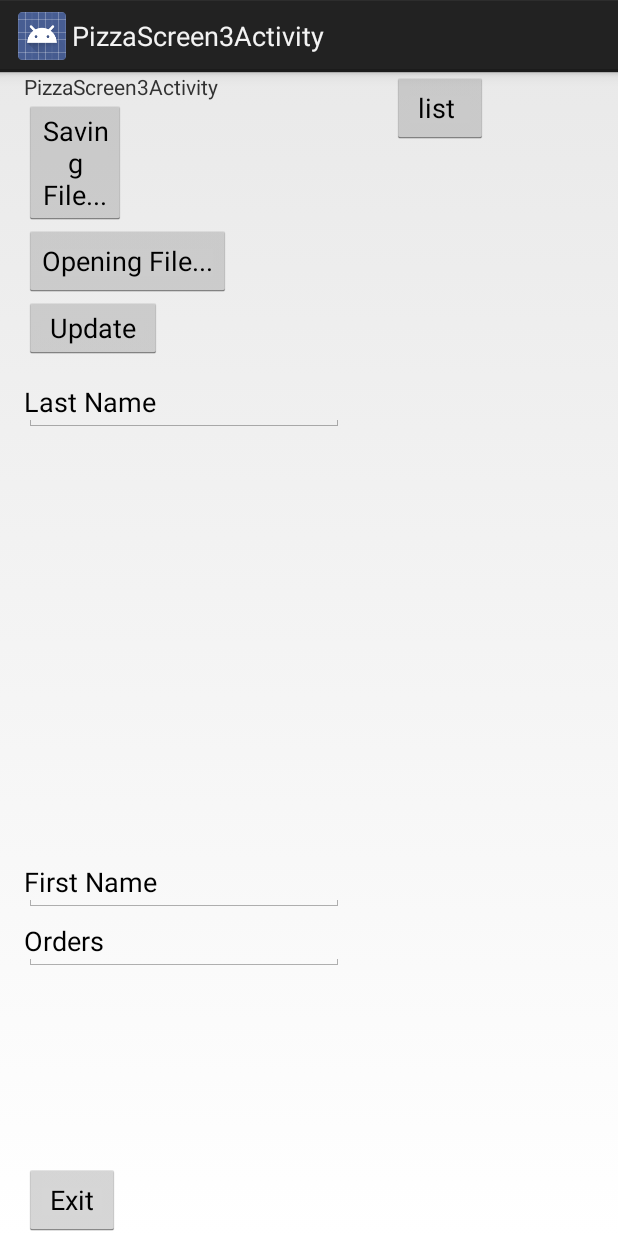
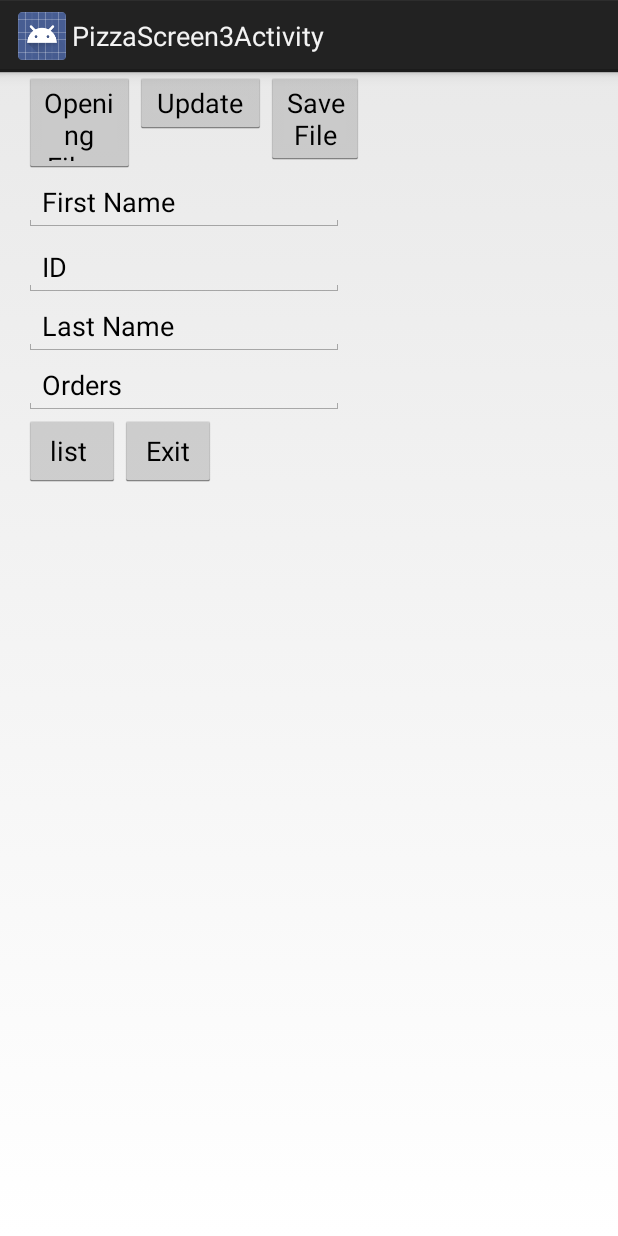
Before and after one commit to UWI-Bois/Android-WLM-COMP3606, an Android app: the PizzaScreen3Activity screen opened directly, with no data from a screen before it, after a tap on "Save File", on a phone screen of 412 x 824 dp. Run offline under Robolectric (Android 15) with nearby library versions, the phone set to English and light mode, and no system bars; 3 other taps on this screen came first.

Commit message:
mostly working, must save file then open file to make list work. work on update. try to find the file in internal storage and delete it.

```diff
--- a/practicals/androidPractical4/FIlesWithObjects/app/src/main/AndroidManifest.xml
+++ b/practicals/androidPractical4/FIlesWithObjects/app/src/main/AndroidManifest.xml
@@ -7,7 +7,6 @@
         android:icon="@mipmap/ic_launcher"
         android:label="@string/app_name"
         android:theme="@style/AppTheme">
-        <activity android:name=".ListActivity"></activity>
         <activity
             android:name=".MainActivity"
             android:label="@string/app_name">
--- a/practicals/androidPractical4/FIlesWithObjects/app/src/main/java/com/example/fileswithobjects/MainActivity.java
+++ b/practicals/androidPractical4/FIlesWithObjects/app/src/main/java/com/example/fileswithobjects/MainActivity.java
@@ -57,10 +57,6 @@ public class MainActivity extends Activity {
                 myButton.setText("Clicked!");
                 doCalculations();
                 Log.d("MyApp","I am here");
-            }
-            else if (v == btnLV){
-                Intent i = new Intent(getApplicationContext(), ListActivity.class);
-                startActivity(i);
             }
             else if(v == myButton2)
             {   //Do an Intent to activate Screen 3
--- a/practicals/androidPractical4/FIlesWithObjects/app/src/main/java/com/example/fileswithobjects/Person.java
+++ b/practicals/androidPractical4/FIlesWithObjects/app/src/main/java/com/example/fileswithobjects/Person.java
@@ -26,6 +26,7 @@ public class Person extends Application implements Serializable {
 
     }
 
+
     public String getFirstName () {
         return firstName;
     }
--- a/practicals/androidPractical4/FIlesWithObjects/app/src/main/java/com/example/fileswithobjects/PizzaScreen3Activity.java
+++ b/practicals/androidPractical4/FIlesWithObjects/app/src/main/java/com/example/fileswithobjects/PizzaScreen3Activity.java
@@ -8,10 +8,17 @@ import android.util.Log;
 import android.view.Menu;
 import android.view.MenuItem;
 import android.view.View;
+import android.widget.AdapterView;
+import android.widget.ArrayAdapter;
 import android.widget.Button;
 import android.widget.EditText;
+import android.widget.ListAdapter;
+import android.widget.ListView;
+import android.widget.Toast;
+
 import java.io.FileInputStream;
 import java.io.FileOutputStream;
+import java.io.IOException;
 import java.io.ObjectInputStream;
 import java.io.ObjectOutputStream;
 import java.util.ArrayList;
@@ -19,20 +26,34 @@ import java.util.ArrayList;
 
 public class PizzaScreen3Activity extends Activity {
     private ArrayList<Person> persons;
-    private static final int SIZE = 5;
+    private ArrayList<Person> personsData;
+    private int SIZE;
     private static final String FILENAME = "customer_file2";
     private Button buttonOpen, buttonSave, buttonUpdate, btnLV;
     private EditText fname, lname, newOrders;
+    private ListView lv;
     @Override
     protected void onCreate(Bundle savedInstanceState) {
         super.onCreate(savedInstanceState);
         setContentView(R.layout.activity_pizza_screen3);
 
-        persons = new ArrayList<>();
+        persons = new ArrayList<>(); // data to write to the file
+        personsData = new ArrayList<>(); // data taken from the file
+        lv = findViewById(R.id.list);
+        lv.setOnItemClickListener(new AdapterView.OnItemClickListener() {
+            @Override
+            public void onItemClick(AdapterView<?> parent, View view, int position, long id) {
+                String s = lv.getItemAtPosition(position).toString();
+                Toast.makeText(getApplicationContext(), s, Toast.LENGTH_SHORT).show();
+            }
+        });
 
         buttonOpen = (Button) findViewById(R.id.buttonOpen);
+        buttonOpen.setOnClickListener(new Button_Clicker());
         buttonSave = (Button) findViewById(R.id.buttonSave);
+        buttonSave.setOnClickListener(new Button_Clicker());
         buttonUpdate= (Button) findViewById(R.id.buttonUpdate);
+        buttonUpdate.setOnClickListener(new Button_Clicker());
         fname = (EditText) findViewById(R.id.editTextFname);
         lname = (EditText) findViewById(R.id.editTextLastname);
         newOrders = (EditText) findViewById(R.id.editTextOrders);
@@ -64,32 +85,29 @@ public class PizzaScreen3Activity extends Activity {
         return super.onOptionsItemSelected(item);
     }
 
-    public void exitApp (View v) {
+    public void exitApp () {
         finish();
     }
-    public void saveFile (View view) {
-        //Do an Intent to activate Screen 3
-        int size = 4; //4 customers
+    public void saveFile () {
         buttonSave.setText("Saving File...");
-        String string = "test";
 
         persons.add(new Person("Bill", "Smith", 20) );
         persons.add(new Person("Fred", "Bloggs", 30) );
         persons.add(new Person("Joe", "Phillips", 40) );
         persons.add(new Person("Ria", "Maharaj", 50) );
-        persons.add(null);
+        persons.add(null); // to determine eof
 
         Log.d("MyApp", "Data loaded in array. Printing from array....");
         printFromArray(persons);
         Log.d("MyApp", "Attempting to write to file....");
         //Person per = new Person(fName, lName, ord); //create Person object
         try {
-            FileOutputStream fout;
+            FileOutputStream fout; // write bytes to a file (from obj in this case)
             fout = openFileOutput(FILENAME, Context.MODE_PRIVATE);
-            ObjectOutputStream oos = new ObjectOutputStream(fout);
+            ObjectOutputStream oos = new ObjectOutputStream(fout); // object stream to write an object to the file in bytes
             for (Person p :
                     persons) {
-                oos.writeObject(p);
+                oos.writeObject(p); // write to file
             }
             oos.close();
             System.out.println("Finished writing person objects to file " + FILENAME);
@@ -100,43 +118,45 @@ public class PizzaScreen3Activity extends Activity {
 
 
         Log.d("MyApp", "File write successful.");
+        Toast.makeText(this, "Saved File! el: " + persons.size(), Toast.LENGTH_SHORT).show();
+        buttonSave.setText("Save File");
     }
 
     public void printFromArray (ArrayList<Person> p) {
+        // print an arraylist of persons
         for (Person i :
                 p) {
             if(i != null)
                 System.out.println("\n" + i.toString());
+            else System.out.println("null, eof?");
         }
     }
 
-    public void openFile (View view) {
-        //Do an Intent to activate Screen 3
-        buttonOpen.setText("Opening File...");
-        FileInputStream inputStream;
-        ArrayList<Person> p = new ArrayList<>();
-        try {
-            inputStream = openFileInput(FILENAME);
-             //
-            Log.d("MyApp", "Opened the file.");
-            ObjectInputStream ois = new ObjectInputStream(inputStream);
-            Person temp = (Person) ois.readObject();
+    public void openFile () {
+        // grab the data from the file and store it in personsData
+        FileInputStream inputStream; // for reading streams of byte data
+        try{
+            inputStream = openFileInput(FILENAME); // open file to read from
+            Log.d("MyApp", "getting persons from file for list!!");
+            ObjectInputStream ois = new ObjectInputStream(inputStream); // for reading objects from the file
+            Person temp; // temp person obj for reading file
+            temp = (Person)ois.readObject();
             while(temp != null){
-                p.add(temp);
-                temp = (Person) ois.readObject();
+                personsData.add(temp);
+                temp = (Person)ois.readObject();
             }
-             ois.close();
-             }catch(Exception ex){
-                  ex.printStackTrace();
-             }
-        Log.d("MyApp", "Loaded the array from the file.");
-        Log.d("MyApp", "Printing the array contents.");
-        printFromArray (p);
-
-       // return peopleList;
+            ois.close();
+        } catch (IOException | ClassNotFoundException e) {
+            e.printStackTrace();
+        }
+        // we should now have personsData without null at the end
+        Log.d("MyApp" ,"got persons[]");
+        for(Person p: personsData){
+            Log.d("MyApp", p.toString());
+        }
     }
 
-    public void updateFile (View view) {
+    public void updateFile () {
         Log.d("MyApp", "Attempting to update to file....");
         buttonOpen.setText("Opening File...");
         String string;
@@ -196,10 +216,44 @@ public class PizzaScreen3Activity extends Activity {
         @Override
         public void onClick(View v) {
             if (v == btnLV){
-                Intent i = new Intent(getApplicationContext(), ListActivity.class);
-                startActivity(i);
+//                Intent i = new Intent(getApplicationContext(), ListActivity.class);
+//                startActivity(i);
+                initList();
             }
+            if(v == buttonOpen) openFile();
+            if(v == buttonSave) saveFile();
+            if(v == buttonUpdate) updateFile();
         }
+
+    }
+
+    private void initList() {
+        System.out.println("initing List");
+        SIZE = personsData.size(); // account for the end of list
+        if(SIZE <= 0){
+            Toast.makeText(this, "Array Empty! try opening file!", Toast.LENGTH_SHORT).show();
+            return;
+        }
+        int i = 0;
+        String[] s = new String[SIZE];
+        for (Person p :
+                persons) {
+            if(p != null){
+                try {
+                    s[i] = p.toString();
+                    System.out.println(s[i]);
+                    i++;
+                }
+                catch (Exception e){
+                    e.printStackTrace();
+                }
+            }
+            else break;
+
+        }
+
+        ListAdapter adapter = new ArrayAdapter<String>(this, android.R.layout.simple_list_item_1, s);
+        lv.setAdapter(adapter);
 
     }
 
--- a/practicals/androidPractical4/FIlesWithObjects/app/src/main/res/layout/activity_pizza_screen3.xml
+++ b/practicals/androidPractical4/FIlesWithObjects/app/src/main/res/layout/activity_pizza_screen3.xml
@@ -1,4 +1,5 @@
-<RelativeLayout xmlns:android="http://schemas.android.com/apk/res/android"
+<LinearLayout
+    xmlns:android="http://schemas.android.com/apk/res/android"
     xmlns:tools="http://schemas.android.com/tools"
     android:layout_width="match_parent"
     android:layout_height="match_parent"
@@ -6,143 +7,99 @@
     android:paddingLeft="16dp"
     android:paddingRight="16dp"
     android:orientation="vertical">
-
-
-    <TextView
-        android:id="@+id/textView"
-        android:layout_width="wrap_content"
-        android:layout_height="wrap_content"
-        android:text="@string/title_activity_pizza_screen3"
-        app:layout_constraintLeft_toLeftOf="parent"
-        app:layout_constraintRight_toRightOf="parent"
-        app:layout_constraintTop_toTopOf="parent" />
     android:layout_margin="16dp"
 
 
+    <LinearLayout
+        android:layout_width="wrap_content"
+        android:layout_height="67dp"
+        android:orientation="horizontal">
+
         <Button
             android:id="@+id/buttonOpen"
-        android:layout_width="wrap_content"
+            android:layout_width="74dp"
             android:layout_height="wrap_content"
-        android:layout_above="@+id/buttonUpdate"
-        android:layout_gravity="top"
-        android:layout_marginBottom="-150dp"
-        android:onClick="openFile"
-        android:text="@string/file_open"
-        app:layout_constraintEnd_toStartOf="@+id/textView2"
-        app:layout_constraintHorizontal_bias="0.803"
-        app:layout_constraintStart_toStartOf="parent"
-        app:layout_constraintTop_toBottomOf="@+id/buttonUpdate" />
-
-    <TextView
-        android:id="@+id/textView3"
-        android:layout_width="99dp"
-        android:layout_height="wrap_content"
-        android:layout_alignParentBottom="true"
-        android:layout_marginBottom="224dp"
-        android:text="@string/first_name"
-        android:textAppearance="@android:style/TextAppearance.Medium"
-        app:layout_constraintStart_toStartOf="@+id/textView2"
-        app:layout_constraintTop_toBottomOf="@+id/buttonOpen" />
-
-    <Button
-        android:id="@+id/calc_button"
-        android:layout_width="wrap_content"
-        android:layout_height="wrap_content"
-        android:layout_alignParentBottom="true"
-         android:onClick="exitApp"
-        android:text="Exit"
-        app:layout_constraintBottom_toBottomOf="parent"
-        app:layout_constraintLeft_toLeftOf="parent"
-        app:layout_constraintRight_toRightOf="parent" />
-
-
-    <TextView
-        android:id="@+id/textView2"
-        android:layout_width="wrap_content"
-        android:layout_height="wrap_content"
-        android:layout_alignParentTop="true"
-        android:layout_marginTop="207dp"
-        android:text="@string/last_name"
-        android:textAppearance="@android:style/TextAppearance.Medium"
-        app:layout_constraintBottom_toBottomOf="@+id/buttonOpen"
-        app:layout_constraintEnd_toEndOf="parent" />
-
+            android:text="@string/file_open" />
 
         <Button
             android:id="@+id/buttonUpdate"
-        android:layout_width="92dp"
+            android:layout_width="87dp"
             android:layout_height="41dp"
-        android:layout_alignParentTop="true"
-        android:layout_gravity="right|center"
-        android:layout_marginTop="150dp"
-        android:onClick="updateFile"
-        android:text="@string/file_update"
-        app:layout_constraintStart_toStartOf="parent"
-        app:layout_constraintTop_toBottomOf="@+id/buttonSave" />
-
-
+            android:text="@string/file_update" />
 
         <Button
             android:id="@+id/buttonSave"
-        android:layout_width="68dp"
+            android:layout_width="65dp"
             android:layout_height="wrap_content"
-        android:layout_above="@+id/buttonOpen"
-        android:layout_gravity="center|top"
-        android:onClick="saveFile"
-        android:text="@string/file_save"
-        app:layout_constraintEnd_toEndOf="parent"
-        app:layout_constraintHorizontal_bias="0.0"
-        app:layout_constraintStart_toStartOf="@+id/textView"
-        app:layout_constraintTop_toBottomOf="@+id/textView" />
+            android:text="@string/file_save" />
+    </LinearLayout>
+
 
     <EditText
         android:id="@+id/editTextFname"
         android:layout_width="wrap_content"
         android:layout_height="wrap_content"
-        android:layout_alignBaseline="@+id/textView3"
 
         android:ems="10"
-        android:inputType="textPersonName"   />
+        android:inputType="textPersonName"
+        android:text="@string/first_name"
+        tools:text="@string/first_name" />
+
+    <EditText
+        android:id="@+id/editID"
+        android:layout_width="wrap_content"
+        android:layout_height="wrap_content"
+
+        android:layout_below="@+id/editTextOrders"
+        android:layout_marginTop="4dp"
+        android:ems="10"
+        android:inputType="textPersonName"
+        android:text="ID "
+        tools:text="ID" />
 
     <EditText
         android:id="@+id/editTextLastname"
         android:layout_width="wrap_content"
         android:layout_height="wrap_content"
-        android:layout_alignBaseline="@+id/textView2"
         android:ems="10"
-        android:inputType="textPersonName"/>
-
-    <TextView
-        android:id="@+id/textView4"
-        android:layout_width="92dp"
-        android:layout_height="wrap_content"
-        android:layout_alignBaseline="@+id/editTextOrders"
-
-        android:text="@string/orders"
-        android:textAppearance="@android:style/TextAppearance.Medium"
-        app:layout_constraintBottom_toBottomOf="parent"
-        app:layout_constraintStart_toStartOf="@+id/textView2"
-        app:layout_constraintTop_toTopOf="parent"
-        app:layout_constraintVertical_bias="0.52" />
+        android:inputType="textPersonName"
+        android:text="@string/last_name"
+        tools:text="@string/last_name" />
 
     <EditText
         android:id="@+id/editTextOrders"
         android:layout_width="wrap_content"
         android:layout_height="wrap_content"
 
-        android:layout_below="@+id/editTextFname"
         android:ems="10"
-        android:inputType="textPersonName"/>
+        android:inputType="textPersonName"
+        android:text="@string/orders"
+        tools:text="@string/orders" />
+
+    <LinearLayout
+        android:layout_width="match_parent"
+        android:layout_height="wrap_content"
+        android:orientation="horizontal">
 
         <Button
             android:id="@+id/btn_lv"
             android:layout_width="wrap_content"
             android:layout_height="wrap_content"
-        android:layout_alignEnd="@+id/editTextLastname"
-        android:layout_alignRight="@+id/editTextLastname"
-        android:layout_marginEnd="-96dp"
-        android:layout_marginRight="-96dp"
             android:text="list " />
 
+        <Button
+            android:id="@+id/calc_button"
+            android:layout_width="wrap_content"
+            android:layout_height="wrap_content"
+            android:onClick="exitApp"
+            android:text="Exit" />
 
-</RelativeLayout>
+    </LinearLayout>
+
+    <ListView
+        android:id="@+id/list"
+        android:layout_width="wrap_content"
+        android:layout_height="264dp" />
+
+
+</LinearLayout>
```
Also changed, not shown: practicals/androidPractical4/FIlesWithObjects/app/src/main/java/com/example/fileswithobjects/ListActivity.java (deleted, +0 -88 lines), practicals/androidPractical4/FIlesWithObjects/app/src/main/res/layout/activity_list2.xml (deleted, +0 -19 lines). Lines whose indentation alone changed are shown as unchanged.
